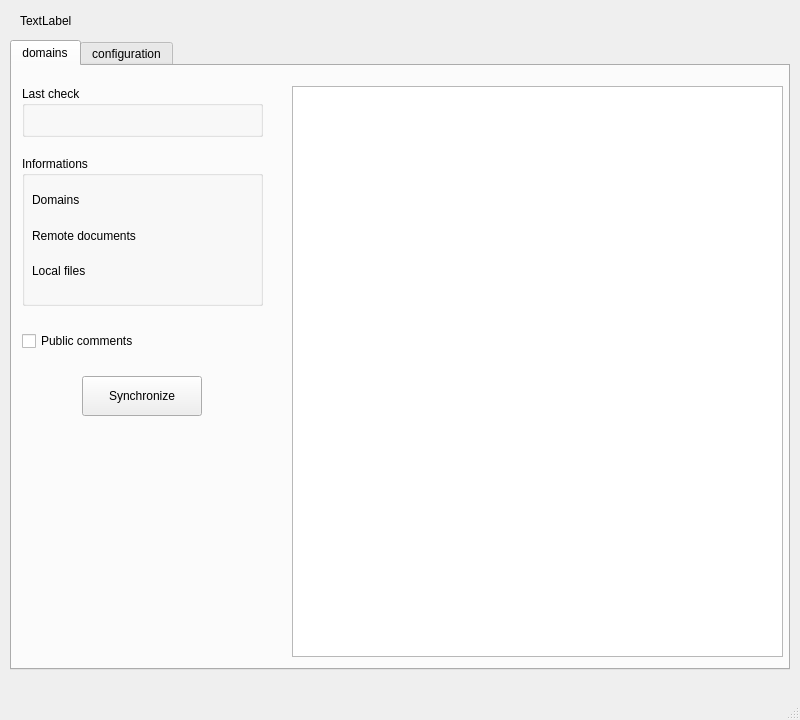
flrt/ihe-tf-sync, file ui/ihesync_app.ui: the form before one commit.
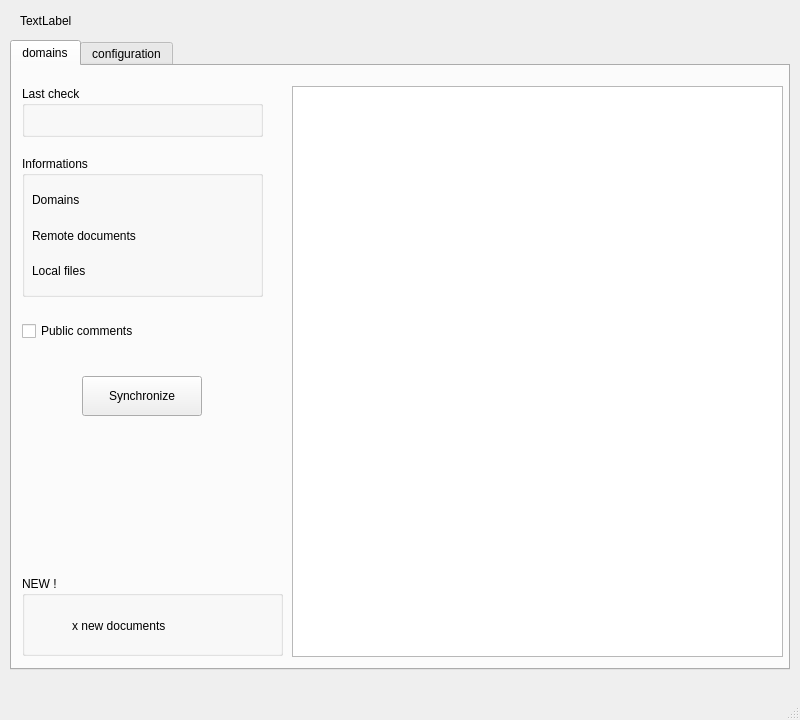
The form after the commit. The open tabs and pages were chosen to show the change. Icons and pictures are not drawn.

The edit to the form file:
```diff
--- a/ui/ihesync_app.ui
+++ b/ui/ihesync_app.ui
@@ -34,7 +34,7 @@
       <property name="geometry">
        <rect>
         <x>10</x>
-        <y>260</y>
+        <y>250</y>
         <width>210</width>
         <height>30</height>
        </rect>
@@ -49,7 +49,7 @@
         <x>10</x>
         <y>90</y>
         <width>241</width>
-        <height>150</height>
+        <height>141</height>
        </rect>
       </property>
       <property name="title">
@@ -167,6 +167,48 @@
        </property>
       </widget>
      </widget>
+     <widget class="QGroupBox" name="newDocsGroupBox">
+      <property name="geometry">
+       <rect>
+        <x>10</x>
+        <y>510</y>
+        <width>261</width>
+        <height>80</height>
+       </rect>
+      </property>
+      <property name="title">
+       <string>NEW !</string>
+      </property>
+      <widget class="QLabel" name="newDocLabel">
+       <property name="geometry">
+        <rect>
+         <x>50</x>
+         <y>40</y>
+         <width>191</width>
+         <height>20</height>
+        </rect>
+       </property>
+       <property name="text">
+        <string>x new documents</string>
+       </property>
+      </widget>
+      <widget class="QLabel" name="newDocIcolabel">
+       <property name="geometry">
+        <rect>
+         <x>10</x>
+         <y>40</y>
+         <width>31</width>
+         <height>20</height>
+        </rect>
+       </property>
+       <property name="text">
+        <string/>
+       </property>
+       <property name="pixmap">
+        <pixmap resource="resources.qrc">:/images/img/info.svg</pixmap>
+       </property>
+      </widget>
+     </widget>
     </widget>
     <widget class="QWidget" name="tabConf">
      <attribute name="title">
```
Left out of the diff: 32 changed lines with no effect on the pictures.
